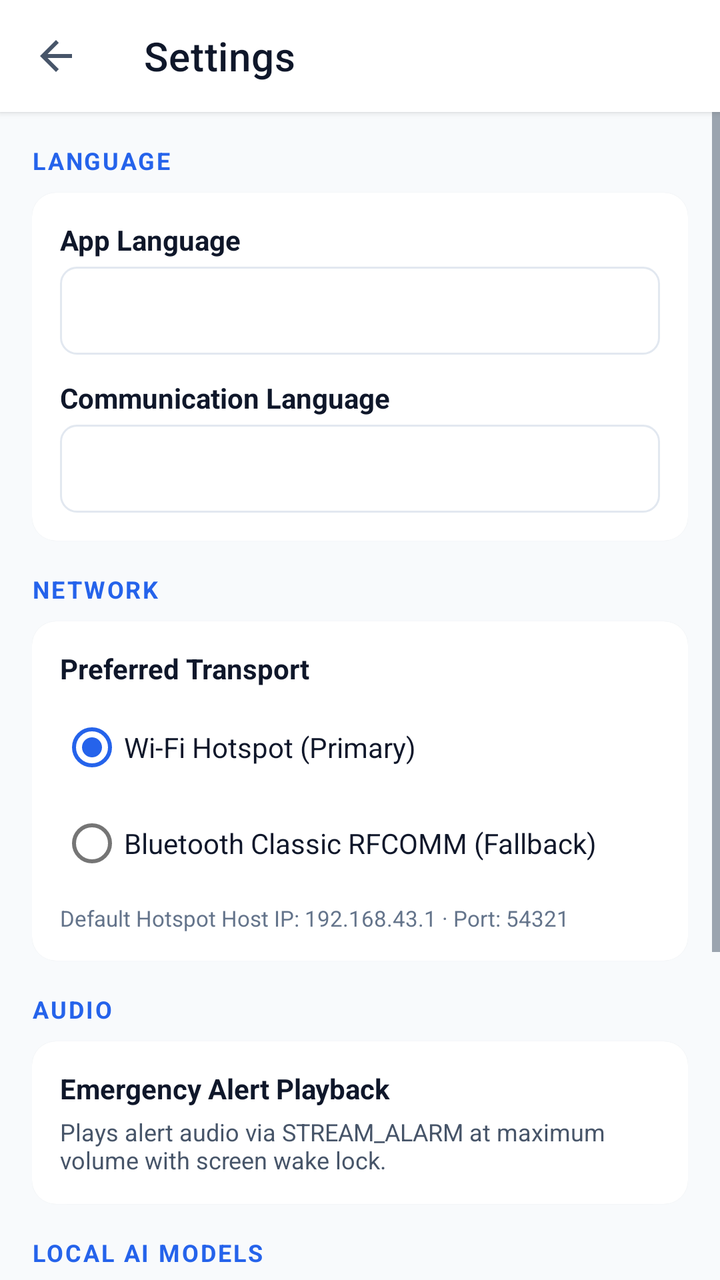
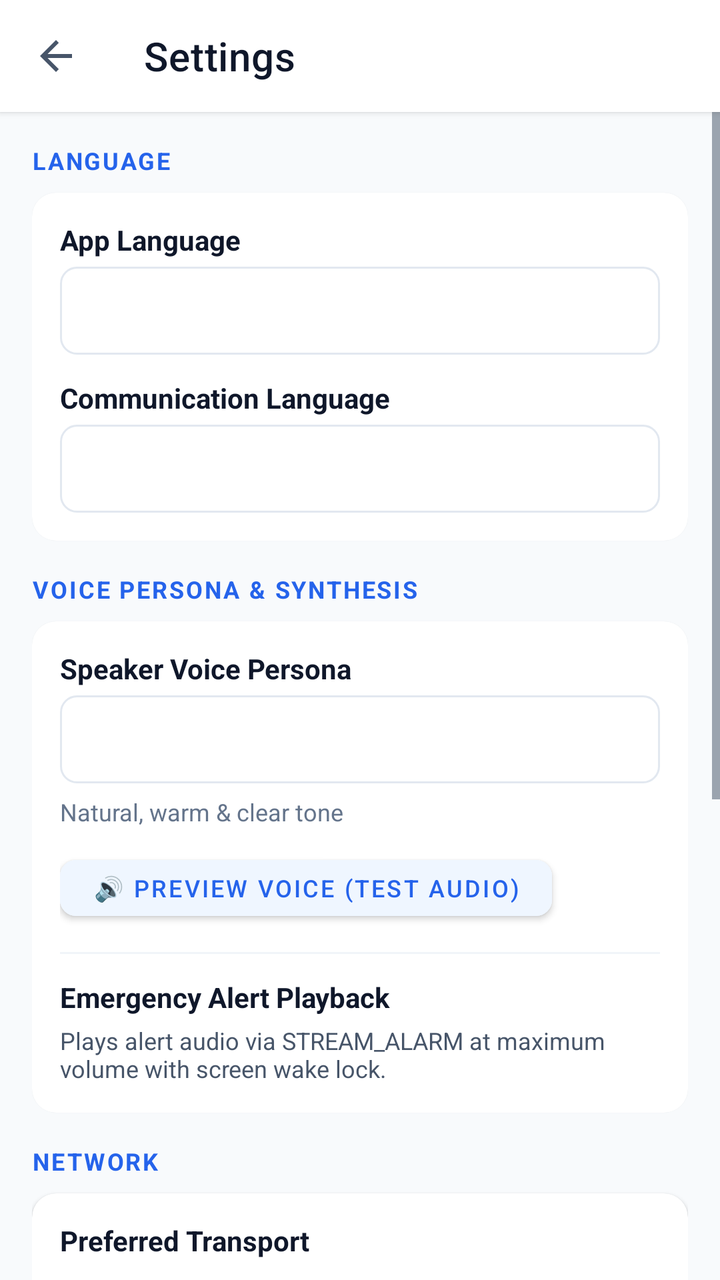

An Android layout rendered at two revisions. The XML below is the earlier revision; the diff shows what the commit changed to produce the second picture.
<!-- AndroidManifest.xml: application theme Theme.ITantra -->
<!-- res/layout/activity_settings.xml -->
<?xml version="1.0" encoding="utf-8"?>
<LinearLayout
    xmlns:android="http://schemas.android.com/apk/res/android"
    xmlns:app="http://schemas.android.com/apk/res-auto"
    android:layout_width="match_parent"
    android:layout_height="match_parent"
    android:orientation="vertical"
    android:background="@color/bg_screen">

    
    <androidx.appcompat.widget.Toolbar
        android:id="@+id/toolbar"
        android:layout_width="match_parent"
        android:layout_height="?attr/actionBarSize"
        android:background="@color/bg_card"
        android:elevation="2dp"
        app:title="@string/title_settings"
        app:titleTextColor="@color/text_primary"
        app:navigationIcon="?attr/homeAsUpIndicator"/>

    <ScrollView
        android:layout_width="match_parent"
        android:layout_height="match_parent"
        android:fillViewport="true">

        <LinearLayout
            android:layout_width="match_parent"
            android:layout_height="wrap_content"
            android:orientation="vertical"
            android:padding="16dp">

            
            <TextView
                android:layout_width="wrap_content"
                android:layout_height="wrap_content"
                android:text="@string/section_language"
                android:textColor="@color/primary_blue"
                android:textSize="12sp"
                android:textStyle="bold"
                android:letterSpacing="0.08"
                android:layout_marginBottom="8dp"/>

            <androidx.cardview.widget.CardView
                android:layout_width="match_parent"
                android:layout_height="wrap_content"
                android:layout_marginBottom="16dp"
                app:cardBackgroundColor="@color/bg_card"
                app:cardCornerRadius="12dp"
                app:cardElevation="1dp">

                <LinearLayout
                    android:layout_width="match_parent"
                    android:layout_height="wrap_content"
                    android:orientation="vertical"
                    android:padding="14dp">

                    <TextView
                        android:layout_width="wrap_content"
                        android:layout_height="wrap_content"
                        android:text="@string/label_app_language"
                        android:textColor="@color/text_primary"
                        android:textSize="14sp"
                        android:textStyle="bold"
                        android:layout_marginBottom="4dp"/>

                    <Spinner
                        android:id="@+id/settingsSpinnerAppLang"
                        android:layout_width="match_parent"
                        android:layout_height="44dp"
                        android:background="@drawable/bg_selector_box"
                        android:layout_marginBottom="12dp"/>

                    <TextView
                        android:layout_width="wrap_content"
                        android:layout_height="wrap_content"
                        android:text="@string/label_comm_language"
                        android:textColor="@color/text_primary"
                        android:textSize="14sp"
                        android:textStyle="bold"
                        android:layout_marginBottom="4dp"/>

                    <Spinner
                        android:id="@+id/settingsSpinnerCommLang"
                        android:layout_width="match_parent"
                        android:layout_height="44dp"
                        android:background="@drawable/bg_selector_box"/>
                </LinearLayout>
            </androidx.cardview.widget.CardView>

            
            <TextView
                android:layout_width="wrap_content"
                android:layout_height="wrap_content"
                android:text="@string/section_network"
                android:textColor="@color/primary_blue"
                android:textSize="12sp"
                android:textStyle="bold"
                android:letterSpacing="0.08"
                android:layout_marginBottom="8dp"/>

            <androidx.cardview.widget.CardView
                android:layout_width="match_parent"
                android:layout_height="wrap_content"
                android:layout_marginBottom="16dp"
                app:cardBackgroundColor="@color/bg_card"
                app:cardCornerRadius="12dp"
                app:cardElevation="1dp">

                <LinearLayout
                    android:layout_width="match_parent"
                    android:layout_height="wrap_content"
                    android:orientation="vertical"
                    android:padding="14dp">

                    <TextView
                        android:layout_width="wrap_content"
                        android:layout_height="wrap_content"
                        android:text="@string/pref_transport"
                        android:textColor="@color/text_primary"
                        android:textSize="14sp"
                        android:textStyle="bold"
                        android:layout_marginBottom="6dp"/>

                    <RadioGroup
                        android:id="@+id/rgTransport"
                        android:layout_width="match_parent"
                        android:layout_height="wrap_content">

                        <RadioButton
                            android:id="@+id/rbWifi"
                            android:layout_width="match_parent"
                            android:layout_height="wrap_content"
                            android:text="@string/transport_wifi"
                            android:textColor="@color/text_primary"
                            android:checked="true"/>

                        <RadioButton
                            android:id="@+id/rbBluetooth"
                            android:layout_width="match_parent"
                            android:layout_height="wrap_content"
                            android:text="@string/transport_bluetooth"
                            android:textColor="@color/text_primary"/>
                    </RadioGroup>

                    <TextView
                        android:layout_width="wrap_content"
                        android:layout_height="wrap_content"
                        android:text="Default Hotspot Host IP: 192.168.43.1 · Port: 54321"
                        android:textColor="@color/text_muted"
                        android:textSize="11sp"
                        android:layout_marginTop="6dp"/>
                </LinearLayout>
            </androidx.cardview.widget.CardView>

            
            <TextView
                android:layout_width="wrap_content"
                android:layout_height="wrap_content"
                android:text="@string/section_audio"
                android:textColor="@color/primary_blue"
                android:textSize="12sp"
                android:textStyle="bold"
                android:letterSpacing="0.08"
                android:layout_marginBottom="8dp"/>

            <androidx.cardview.widget.CardView
                android:layout_width="match_parent"
                android:layout_height="wrap_content"
                android:layout_marginBottom="16dp"
                app:cardBackgroundColor="@color/bg_card"
                app:cardCornerRadius="12dp"
                app:cardElevation="1dp">

                <LinearLayout
                    android:layout_width="match_parent"
                    android:layout_height="wrap_content"
                    android:orientation="vertical"
                    android:padding="14dp">

                    <TextView
                        android:layout_width="wrap_content"
                        android:layout_height="wrap_content"
                        android:text="@string/label_alert_volume"
                        android:textColor="@color/text_primary"
                        android:textSize="14sp"
                        android:textStyle="bold"/>

                    <TextView
                        android:layout_width="wrap_content"
                        android:layout_height="wrap_content"
                        android:text="@string/desc_alert_volume"
                        android:textColor="@color/text_secondary"
                        android:textSize="12sp"
                        android:layout_marginTop="4dp"/>
                </LinearLayout>
            </androidx.cardview.widget.CardView>

            
            <TextView
                android:layout_width="wrap_content"
                android:layout_height="wrap_content"
                android:text="@string/section_models"
                android:textColor="@color/primary_blue"
                android:textSize="12sp"
                android:textStyle="bold"
                android:letterSpacing="0.08"
                android:layout_marginBottom="8dp"/>

            <androidx.cardview.widget.CardView
                android:layout_width="match_parent"
                android:layout_height="wrap_content"
                android:layout_marginBottom="16dp"
                app:cardBackgroundColor="@color/bg_card"
                app:cardCornerRadius="12dp"
                app:cardElevation="1dp">

                <LinearLayout
                    android:id="@+id/layoutModelsList"
                    android:layout_width="match_parent"
                    android:layout_height="wrap_content"
                    android:orientation="vertical"
                    android:padding="12dp"/>
            </androidx.cardview.widget.CardView>

            
            <TextView
                android:layout_width="wrap_content"
                android:layout_height="wrap_content"
                android:text="@string/section_about"
                android:textColor="@color/primary_blue"
                android:textSize="12sp"
                android:textStyle="bold"
                android:letterSpacing="0.08"
                android:layout_marginBottom="8dp"/>

            <androidx.cardview.widget.CardView
                android:layout_width="match_parent"
                android:layout_height="wrap_content"
                android:layout_marginBottom="24dp"
                app:cardBackgroundColor="@color/bg_card"
                app:cardCornerRadius="12dp"
                app:cardElevation="1dp">

                <LinearLayout
                    android:layout_width="match_parent"
                    android:layout_height="wrap_content"
                    android:orientation="vertical"
                    android:padding="14dp">

                    <TextView
                        android:layout_width="wrap_content"
                        android:layout_height="wrap_content"
                        android:text="@string/about_title"
                        android:textColor="@color/primary_blue"
                        android:textSize="15sp"
                        android:textStyle="bold"/>

                    <TextView
                        android:layout_width="wrap_content"
                        android:layout_height="wrap_content"
                        android:text="@string/about_desc"
                        android:textColor="@color/text_secondary"
                        android:textSize="12sp"
                        android:lineSpacingExtra="3dp"
                        android:layout_marginTop="6dp"/>
                </LinearLayout>
            </androidx.cardview.widget.CardView>

        </LinearLayout>
    </ScrollView>
</LinearLayout>
<!-- resources referenced by this layout -->
<resources>
  <color name="bg_card">#FFFFFF</color>
  <color name="bg_screen">#F8FAFC</color>
  <color name="primary_blue">#2563EB</color>
  <color name="text_muted">#64748B</color>
  <color name="text_primary">#0F172A</color>
  <color name="text_secondary">#475569</color>
  <!-- drawable bg_selector_box (drawable) -->
  <?xml version="1.0" encoding="utf-8"?>
  <shape xmlns:android="http://schemas.android.com/apk/res/android">
      <solid android:color="@color/bg_card"/>
      <corners android:radius="8dp"/>
      <stroke android:width="1dp" android:color="@color/border_card"/>
  </shape>
  <string name="about_desc">Smart India Hackathon 2024 · Problem ID: 26173\nIndian Multilingual TTS &amp; STT Aided Neural Transceiver Radio Access for Low Bitrate Links\nDeveloped by Team DEPSTAR · CHARUSAT</string>
  <string name="about_title">iTantra — Neural Voice Transceiver</string>
  <string name="desc_alert_volume">Plays alert audio via STREAM_ALARM at maximum volume with screen wake lock.</string>
  <string name="label_alert_volume">Emergency Alert Playback</string>
  <string name="label_app_language">App Language</string>
  <string name="label_comm_language">Communication Language</string>
  <string name="pref_transport">Preferred Transport</string>
  <string name="section_about">ABOUT</string>
  <string name="section_audio">AUDIO</string>
  <string name="section_language">LANGUAGE</string>
  <string name="section_models">LOCAL AI MODELS</string>
  <string name="section_network">NETWORK</string>
  <string name="title_settings">Settings</string>
  <string name="transport_bluetooth">Bluetooth Classic RFCOMM (Fallback)</string>
  <string name="transport_wifi">Wi-Fi Hotspot (Primary)</string>
  <style name="Theme.ITantra" parent="Theme.MaterialComponents.Light.NoActionBar">
          
          <item name="colorPrimary">@color/primary_blue</item>
          <item name="colorPrimaryVariant">@color/primary_blue_dark</item>
          <item name="colorOnPrimary">@color/text_inverse</item>
  
          
          <item name="colorSecondary">@color/primary_blue</item>
          <item name="colorSecondaryVariant">@color/primary_blue_dark</item>
          <item name="colorOnSecondary">@color/text_inverse</item>
  
          
          <item name="android:statusBarColor">@color/bg_screen</item>
          <item name="android:windowLightStatusBar">true</item>
  
          
          <item name="android:windowBackground">@color/bg_screen</item>
          <item name="android:textColorPrimary">@color/text_primary</item>
          <item name="android:textColorSecondary">@color/text_secondary</item>
      </style>
  <color name="border_card">#E2E8F0</color>
  <color name="primary_blue_dark">#1D4ED8</color>
  <color name="text_inverse">#FFFFFF</color>
</resources>

<!-- the commit's change to res/layout/activity_settings.xml (unified diff, before → after) -->
@@ -91,6 +91,92 @@
             <TextView
                 android:layout_width="wrap_content"
                 android:layout_height="wrap_content"
+                android:text="VOICE PERSONA &amp; SYNTHESIS"
+                android:textColor="@color/primary_blue"
+                android:textSize="12sp"
+                android:textStyle="bold"
+                android:letterSpacing="0.08"
+                android:layout_marginBottom="8dp"/>
+
+            <androidx.cardview.widget.CardView
+                android:layout_width="match_parent"
+                android:layout_height="wrap_content"
+                android:layout_marginBottom="16dp"
+                app:cardBackgroundColor="@color/bg_card"
+                app:cardCornerRadius="12dp"
+                app:cardElevation="1dp">
+
+                <LinearLayout
+                    android:layout_width="match_parent"
+                    android:layout_height="wrap_content"
+                    android:orientation="vertical"
+                    android:padding="14dp">
+
+                    <TextView
+                        android:layout_width="wrap_content"
+                        android:layout_height="wrap_content"
+                        android:text="Speaker Voice Persona"
+                        android:textColor="@color/text_primary"
+                        android:textSize="14sp"
+                        android:textStyle="bold"
+                        android:layout_marginBottom="4dp"/>
+
+                    <Spinner
+                        android:id="@+id/settingsSpinnerVoice"
+                        android:layout_width="match_parent"
+                        android:layout_height="44dp"
+                        android:background="@drawable/bg_selector_box"
+                        android:layout_marginBottom="6dp"/>
+
+                    <TextView
+                        android:id="@+id/tvVoiceDescription"
+                        android:layout_width="wrap_content"
+                        android:layout_height="wrap_content"
+                        android:text="Natural, warm &amp; clear tone"
+                        android:textColor="@color/text_muted"
+                        android:textSize="12sp"
+                        android:layout_marginBottom="10dp"/>
+
+                    <com.google.android.material.button.MaterialButton
+                        android:id="@+id/btnPreviewVoice"
+                        android:layout_width="wrap_content"
+                        android:layout_height="40dp"
+                        android:text="🔊 Preview Voice (Test Audio)"
+                        android:textColor="@color/primary_blue"
+                        android:backgroundTint="@color/primary_blue_light"
+                        android:textSize="12sp"
+                        app:cornerRadius="8dp"
+                        style="@style/Widget.MaterialComponents.Button"/>
+
+                    <View
+                        android:layout_width="match_parent"
+                        android:layout_height="1dp"
+                        android:background="@color/bg_card_secondary"
+                        android:layout_marginTop="12dp"
+                        android:layout_marginBottom="12dp"/>
+
+                    <TextView
+                        android:layout_width="wrap_content"
+                        android:layout_height="wrap_content"
+                        android:text="@string/label_alert_volume"
+                        android:textColor="@color/text_primary"
+                        android:textSize="14sp"
+                        android:textStyle="bold"/>
+
+                    <TextView
+                        android:layout_width="wrap_content"
+                        android:layout_height="wrap_content"
+                        android:text="@string/desc_alert_volume"
+                        android:textColor="@color/text_secondary"
+                        android:textSize="12sp"
+                        android:layout_marginTop="4dp"/>
+                </LinearLayout>
+            </androidx.cardview.widget.CardView>
+
+            
+            <TextView
+                android:layout_width="wrap_content"
+                android:layout_height="wrap_content"
                 android:text="@string/section_network"
                 android:textColor="@color/primary_blue"
                 android:textSize="12sp"
@@ -143,9 +229,10 @@
                     </RadioGroup>
 
                     <TextView
-                        android:layout_width="wrap_content"
-                        android:layout_height="wrap_content"
-                        android:text="Default Hotspot Host IP: 192.168.43.1 · Port: 54321"
+                        android:id="@+id/tvTransportHint"
+                        android:layout_width="wrap_content"
+                        android:layout_height="wrap_content"
+                        android:text="Wi-Fi Hotspot: 192.168.43.1:54321 · Infrastructure-free"
                         android:textColor="@color/text_muted"
                         android:textSize="11sp"
                         android:layout_marginTop="6dp"/>
@@ -153,58 +240,38 @@
             </androidx.cardview.widget.CardView>
 
             
-            <TextView
-                android:layout_width="wrap_content"
-                android:layout_height="wrap_content"
-                android:text="@string/section_audio"
-                android:textColor="@color/primary_blue"
-                android:textSize="12sp"
-                android:textStyle="bold"
-                android:letterSpacing="0.08"
-                android:layout_marginBottom="8dp"/>
-
-            <androidx.cardview.widget.CardView
-                android:layout_width="match_parent"
-                android:layout_height="wrap_content"
-                android:layout_marginBottom="16dp"
-                app:cardBackgroundColor="@color/bg_card"
-                app:cardCornerRadius="12dp"
-                app:cardElevation="1dp">
-
-                <LinearLayout
-                    android:layout_width="match_parent"
-                    android:layout_height="wrap_content"
-                    android:orientation="vertical"
-                    android:padding="14dp">
-
-                    <TextView
-                        android:layout_width="wrap_content"
-                        android:layout_height="wrap_content"
-                        android:text="@string/label_alert_volume"
-                        android:textColor="@color/text_primary"
-                        android:textSize="14sp"
-                        android:textStyle="bold"/>
-
-                    <TextView
-                        android:layout_width="wrap_content"
-                        android:layout_height="wrap_content"
-                        android:text="@string/desc_alert_volume"
-                        android:textColor="@color/text_secondary"
-                        android:textSize="12sp"
-                        android:layout_marginTop="4dp"/>
-                </LinearLayout>
-            </androidx.cardview.widget.CardView>
-
-            
-            <TextView
-                android:layout_width="wrap_content"
-                android:layout_height="wrap_content"
-                android:text="@string/section_models"
-                android:textColor="@color/primary_blue"
-                android:textSize="12sp"
-                android:textStyle="bold"
-                android:letterSpacing="0.08"
-                android:layout_marginBottom="8dp"/>
+            <LinearLayout
+                android:layout_width="match_parent"
+                android:layout_height="wrap_content"
+                android:orientation="horizontal"
+                android:gravity="center_vertical"
+                android:layout_marginBottom="8dp">
+
+                <TextView
+                    android:layout_width="0dp"
+                    android:layout_height="wrap_content"
+                    android:layout_weight="1"
+                    android:text="@string/section_models"
+                    android:textColor="@color/primary_blue"
+                    android:textSize="12sp"
+                    android:textStyle="bold"
+                    android:letterSpacing="0.08"/>
+
+                <com.google.android.material.button.MaterialButton
+                    android:id="@+id/btnImportModel"
+                    android:layout_width="wrap_content"
+                    android:layout_height="32dp"
+                    android:text="📁 Import .onnx"
+                    android:textSize="11sp"
+                    android:textColor="@color/primary_blue"
+                    android:backgroundTint="@color/primary_blue_light"
+                    app:cornerRadius="6dp"
+                    android:paddingStart="8dp"
+                    android:paddingEnd="8dp"
+                    android:minWidth="0dp"
+                    android:minHeight="0dp"
+                    style="@style/Widget.MaterialComponents.Button"/>
+            </LinearLayout>
 
             <androidx.cardview.widget.CardView
                 android:layout_width="match_parent"
<!-- resource entries referenced after the edit -->
@@ -1,8 +1,10 @@
 <!-- resources referenced by this layout -->
 <resources>
   <color name="bg_card">#FFFFFF</color>
+  <color name="bg_card_secondary">#F1F5F9</color>
   <color name="bg_screen">#F8FAFC</color>
   <color name="primary_blue">#2563EB</color>
+  <color name="primary_blue_light">#EFF6FF</color>
   <color name="text_muted">#64748B</color>
   <color name="text_primary">#0F172A</color>
   <color name="text_secondary">#475569</color>
@@ -21,7 +23,6 @@
   <string name="label_comm_language">Communication Language</string>
   <string name="pref_transport">Preferred Transport</string>
   <string name="section_about">ABOUT</string>
-  <string name="section_audio">AUDIO</string>
   <string name="section_language">LANGUAGE</string>
   <string name="section_models">LOCAL AI MODELS</string>
   <string name="section_network">NETWORK</string>
